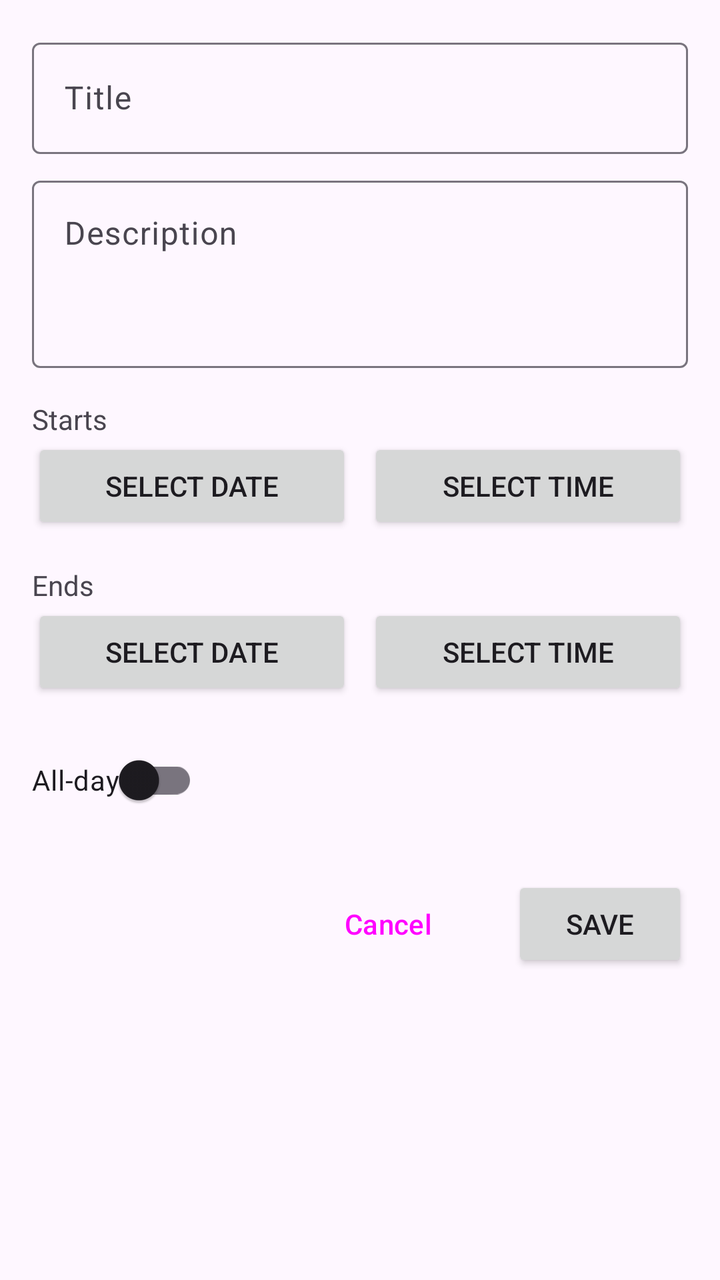
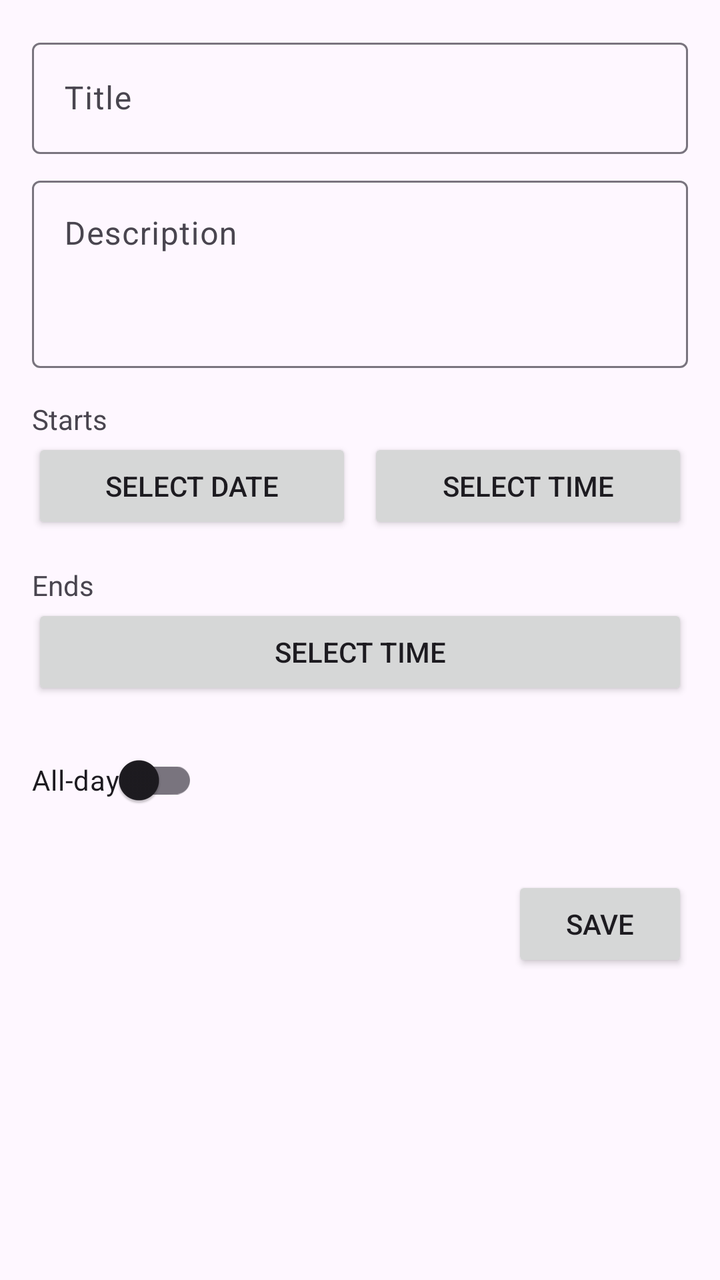

An Android layout rendered at two revisions. The XML below is the earlier revision; the diff shows what the commit changed to produce the second picture.
<!-- AndroidManifest.xml: application theme Theme.RMAApp -->
<!-- res/layout/fragment_add_event.xml -->
<?xml version="1.0" encoding="utf-8"?>
<ScrollView xmlns:android="http://schemas.android.com/apk/res/android"
    xmlns:app="http://schemas.android.com/apk/res-auto"
    android:layout_width="match_parent"
    android:layout_height="match_parent"
    android:padding="16dp">

    <androidx.constraintlayout.widget.ConstraintLayout
        android:layout_width="match_parent"
        android:layout_height="wrap_content">

        <com.google.android.material.textfield.TextInputLayout
            android:id="@+id/title_input_layout"
            android:layout_width="0dp"
            android:layout_height="wrap_content"
            app:layout_constraintTop_toTopOf="parent"
            app:layout_constraintStart_toStartOf="parent"
            app:layout_constraintEnd_toEndOf="parent"
            android:hint="@string/event_title">

            <com.google.android.material.textfield.TextInputEditText
                android:id="@+id/event_title_input"
                android:layout_width="match_parent"
                android:layout_height="wrap_content" />

        </com.google.android.material.textfield.TextInputLayout>

        <com.google.android.material.textfield.TextInputLayout
            android:id="@+id/description_input_layout"
            android:layout_width="0dp"
            android:layout_height="wrap_content"
            android:layout_marginTop="8dp"
            app:layout_constraintTop_toBottomOf="@+id/title_input_layout"
            app:layout_constraintStart_toStartOf="parent"
            app:layout_constraintEnd_toEndOf="parent"
            android:hint="@string/event_description">

            <com.google.android.material.textfield.TextInputEditText
                android:id="@+id/event_description_input"
                android:layout_width="match_parent"
                android:layout_height="wrap_content"
                android:minLines="3"
                android:gravity="top"/>

        </com.google.android.material.textfield.TextInputLayout>

        <TextView
            android:id="@+id/start_label"
            android:layout_width="wrap_content"
            android:layout_height="wrap_content"
            android:layout_marginTop="16dp"
            android:text="@string/starts"
            app:layout_constraintTop_toBottomOf="@id/description_input_layout"
            app:layout_constraintStart_toStartOf="parent"/>

        <Button
            android:id="@+id/start_date_button"
            android:layout_width="0dp"
            android:layout_height="wrap_content"
            android:layout_marginEnd="8dp"
            app:layout_constraintTop_toBottomOf="@id/start_label"
            app:layout_constraintStart_toStartOf="parent"
            app:layout_constraintEnd_toStartOf="@+id/start_time_button"
            android:text="@string/select_date"/>

        <Button
            android:id="@+id/start_time_button"
            android:layout_width="0dp"
            android:layout_height="wrap_content"
            app:layout_constraintTop_toTopOf="@id/start_date_button"
            app:layout_constraintStart_toEndOf="@id/start_date_button"
            app:layout_constraintEnd_toEndOf="parent"
            android:text="@string/select_time"/>

        <TextView
            android:id="@+id/end_label"
            android:layout_width="wrap_content"
            android:layout_height="wrap_content"
            android:layout_marginTop="16dp"
            android:text="@string/ends"
            app:layout_constraintTop_toBottomOf="@id/start_date_button"
            app:layout_constraintStart_toStartOf="parent"/>

        <Button
            android:id="@+id/end_date_button"
            android:layout_width="0dp"
            android:layout_height="wrap_content"
            android:layout_marginEnd="8dp"
            app:layout_constraintTop_toBottomOf="@id/end_label"
            app:layout_constraintStart_toStartOf="parent"
            app:layout_constraintEnd_toStartOf="@+id/end_time_button"
            android:text="@string/select_date"/>

        <Button
            android:id="@+id/end_time_button"
            android:layout_width="0dp"
            android:layout_height="wrap_content"
            app:layout_constraintTop_toTopOf="@id/end_date_button"
            app:layout_constraintStart_toEndOf="@id/end_date_button"
            app:layout_constraintEnd_toEndOf="parent"
            android:text="@string/select_time"/>

        <com.google.android.material.switchmaterial.SwitchMaterial
            android:id="@+id/all_day_switch"
            android:layout_width="wrap_content"
            android:layout_height="wrap_content"
            android:layout_marginTop="16dp"
            android:text="@string/all_day"
            app:layout_constraintTop_toBottomOf="@id/end_date_button"
            app:layout_constraintStart_toStartOf="parent"/>

        <Button
            android:id="@+id/save_event_button"
            android:layout_width="wrap_content"
            android:layout_height="wrap_content"
            android:layout_marginTop="24dp"
            android:text="@string/save"
            app:layout_constraintTop_toBottomOf="@id/all_day_switch"
            app:layout_constraintEnd_toEndOf="parent"/>

        <Button
            android:id="@+id/cancel_button"
            style="?attr/materialButtonOutlinedStyle"
            android:layout_width="wrap_content"
            android:layout_height="wrap_content"
            android:layout_marginEnd="16dp"
            android:text="@string/cancel"
            app:layout_constraintTop_toTopOf="@id/save_event_button"
            app:layout_constraintEnd_toStartOf="@id/save_event_button"/>

    </androidx.constraintlayout.widget.ConstraintLayout>
</ScrollView>
<!-- resources referenced by this layout -->
<resources>
  <string name="all_day">All-day</string>
  <string name="cancel">Cancel</string>
  <string name="ends">Ends</string>
  <string name="event_description">Description</string>
  <string name="event_title">Title</string>
  <string name="save">Save</string>
  <string name="select_date">Select Date</string>
  <string name="select_time">Select Time</string>
  <string name="starts">Starts</string>
  <style name="Theme.RMAApp" parent="Base.Theme.RMAApp" />
  <style name="Base.Theme.RMAApp" parent="Theme.Material3.DayNight.NoActionBar">
          
          
      </style>
</resources>

<!-- the commit's change to res/layout/fragment_add_event.xml (unified diff, before → after) -->
@@ -82,21 +82,11 @@
             app:layout_constraintStart_toStartOf="parent"/>
 
         <Button
-            android:id="@+id/end_date_button"
-            android:layout_width="0dp"
-            android:layout_height="wrap_content"
-            android:layout_marginEnd="8dp"
-            app:layout_constraintTop_toBottomOf="@id/end_label"
-            app:layout_constraintStart_toStartOf="parent"
-            app:layout_constraintEnd_toStartOf="@+id/end_time_button"
-            android:text="@string/select_date"/>
-
-        <Button
             android:id="@+id/end_time_button"
             android:layout_width="0dp"
             android:layout_height="wrap_content"
-            app:layout_constraintTop_toTopOf="@id/end_date_button"
-            app:layout_constraintStart_toEndOf="@id/end_date_button"
+            app:layout_constraintTop_toBottomOf="@id/end_label"
+            app:layout_constraintStart_toStartOf="parent"
             app:layout_constraintEnd_toEndOf="parent"
             android:text="@string/select_time"/>
 
@@ -106,7 +96,7 @@
             android:layout_height="wrap_content"
             android:layout_marginTop="16dp"
             android:text="@string/all_day"
-            app:layout_constraintTop_toBottomOf="@id/end_date_button"
+            app:layout_constraintTop_toBottomOf="@+id/end_time_button"
             app:layout_constraintStart_toStartOf="parent"/>
 
         <Button
@@ -118,15 +108,5 @@
             app:layout_constraintTop_toBottomOf="@id/all_day_switch"
             app:layout_constraintEnd_toEndOf="parent"/>
 
-        <Button
-            android:id="@+id/cancel_button"
-            style="?attr/materialButtonOutlinedStyle"
-            android:layout_width="wrap_content"
-            android:layout_height="wrap_content"
-            android:layout_marginEnd="16dp"
-            android:text="@string/cancel"
-            app:layout_constraintTop_toTopOf="@id/save_event_button"
-            app:layout_constraintEnd_toStartOf="@id/save_event_button"/>
-
     </androidx.constraintlayout.widget.ConstraintLayout>
 </ScrollView>
<!-- resource entries referenced after the edit -->
@@ -1,7 +1,6 @@
 <!-- resources referenced by this layout -->
 <resources>
   <string name="all_day">All-day</string>
-  <string name="cancel">Cancel</string>
   <string name="ends">Ends</string>
   <string name="event_description">Description</string>
   <string name="event_title">Title</string>
